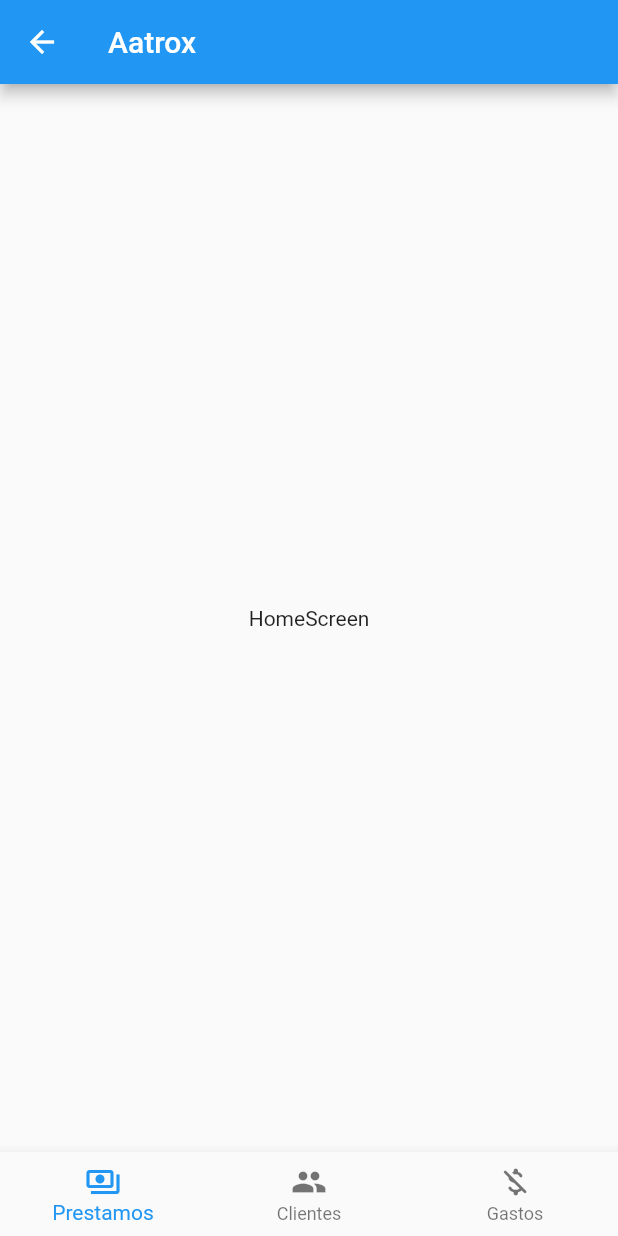
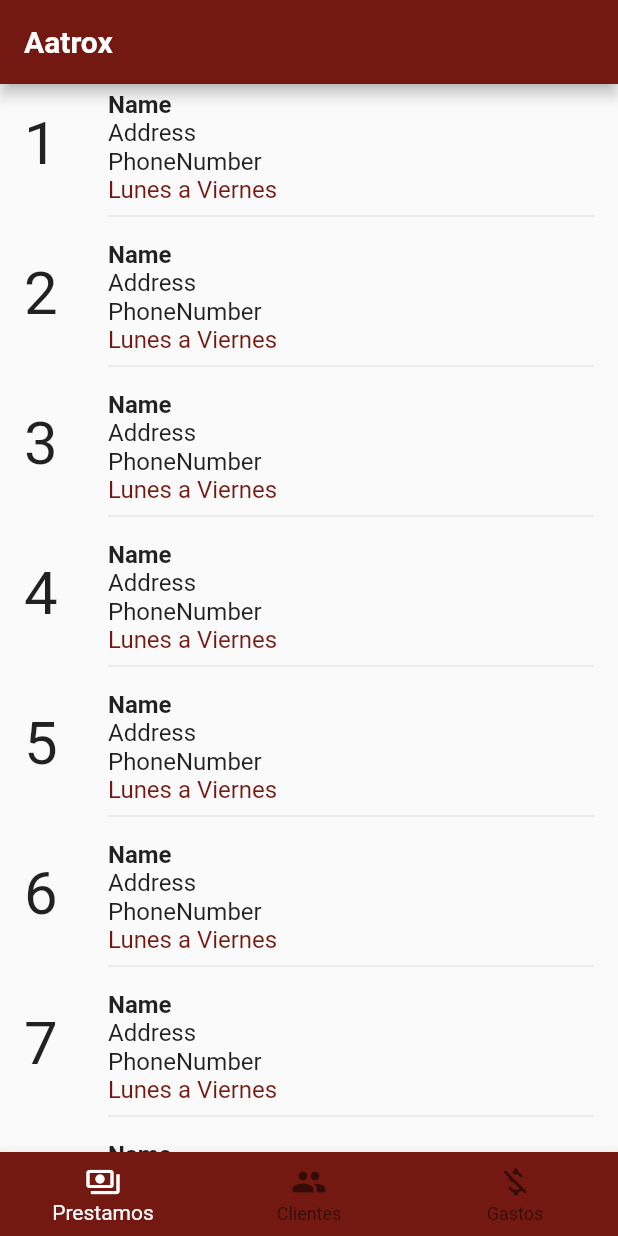
Before and after one commit to XAatroxX/App, a Flutter app: the screen it shows after launch, after a tap on "Iniciar seción", on a phone screen of 412 x 824 dp. Run offline on Flutter 3.47's test engine with Material 2 defaults, Android fonts, the phone set to English and light mode, and no system bars.

Commit message:
list Loans

```diff
--- a/lib/main.dart
+++ b/lib/main.dart
@@ -14,8 +14,15 @@ class MyApp extends StatelessWidget {
       initialRoute: 'login',
       routes: {
         'login': (context) => LoginScreen(),
-        'home':(context) => HomeScreen()
+        'home':(context) => HomeScreen(),
+        'dataLoan':(context) => DataLoan()
       },
+      theme: ThemeData.light().copyWith(
+        appBarTheme: AppBarTheme(
+          color: Color.fromARGB(255, 116, 25, 18)
+        ),
+
+      ),
     );
   }
 }
--- /dev/null
+++ b/lib/screens/data_loan.dart
@@ -0,0 +1,14 @@
+import 'package:flutter/material.dart';
+
+class DataLoan extends StatelessWidget {
+  const DataLoan({super.key});
+
+  @override
+  Widget build(BuildContext context) {
+    return Scaffold(
+      appBar: AppBar(
+        title: Text('Datos prestamo'),
+      ),
+    );
+  }
+}
--- a/lib/screens/home_screen.dart
+++ b/lib/screens/home_screen.dart
@@ -1,3 +1,4 @@
+import 'package:aatrox_app/widgets/widgets.dart';
 import 'package:flutter/material.dart';
 
 class HomeScreen extends StatelessWidget {
@@ -7,17 +8,17 @@ class HomeScreen extends StatelessWidget {
   Widget build(BuildContext context) {
     return Scaffold(
       appBar: AppBar(
-        title: Text('Aatrox'),
+        title: Text('Aatrox', style: TextStyle(fontWeight: FontWeight.bold),),
       ),
-      body: Center(
-        child: const Text('HomeScreen')
-      ),
+      body: ListViewBuilder(),
       bottomNavigationBar: BottomNavigationBar(
+        backgroundColor: const Color.fromARGB(255, 116, 25, 18),
+        selectedItemColor: Colors.white,
+
        items: [
         BottomNavigationBarItem(icon: Icon(Icons.payments_outlined), label: 'Prestamos'),
         BottomNavigationBarItem(icon: Icon(Icons.people), label: 'Clientes'),
         BottomNavigationBarItem(icon: Icon(Icons.money_off_csred_rounded), label: 'Gastos'),
-
        ],
       )
     );
--- a/lib/screens/login_screen.dart
+++ b/lib/screens/login_screen.dart
@@ -47,7 +47,7 @@ class LoginScreen extends StatelessWidget {
 
                     MaterialButton(
                       onPressed: () {
-                        Navigator.pushNamed(context, 'home');
+                        Navigator.pushReplacementNamed(context, 'home');
                       },
                       shape: RoundedRectangleBorder(
                         borderRadius: BorderRadius.circular(10)
--- a/lib/screens/screens.dart
+++ b/lib/screens/screens.dart
@@ -1,2 +1,4 @@
+export 'package:aatrox_app/screens/data_loan.dart';
+
 export 'package:aatrox_app/screens/home_screen.dart';
 export 'package:aatrox_app/screens/login_screen.dart';
--- /dev/null
+++ b/lib/widgets/list_view_builder.dart
@@ -0,0 +1,34 @@
+import 'package:flutter/material.dart';
+
+class ListViewBuilder extends StatelessWidget {
+  const ListViewBuilder({super.key});
+
+  @override
+  Widget build(BuildContext context) {
+    return ListView.builder(
+
+        itemBuilder: (context, index) => Dismissible(
+          key: UniqueKey(),
+          child: ListTile(
+            onTap: () => Navigator.pushNamed(context, 'dataLoan'),
+            leading: Text('${index+1}', style: TextStyle(fontSize: 40),),
+            title: Container(
+              child: Column(
+                crossAxisAlignment: CrossAxisAlignment.start,
+                children: [
+
+                  Text('Name', style: TextStyle(fontWeight: FontWeight.bold)),
+                  Text('Address'),
+                  Text('PhoneNumber'),
+                  Text('Lunes a Viernes', style: TextStyle(color: const Color.fromARGB(255, 116, 25, 18),),),
+                  Divider()
+                ],
+              ),
+            ),
+          )
+        ),
+        itemCount: 50,
+
+      );
+  }
+}
--- a/lib/widgets/widgets.dart
+++ b/lib/widgets/widgets.dart
@@ -0,0 +1 @@
+export 'package:aatrox_app/widgets/list_view_builder.dart';
```
